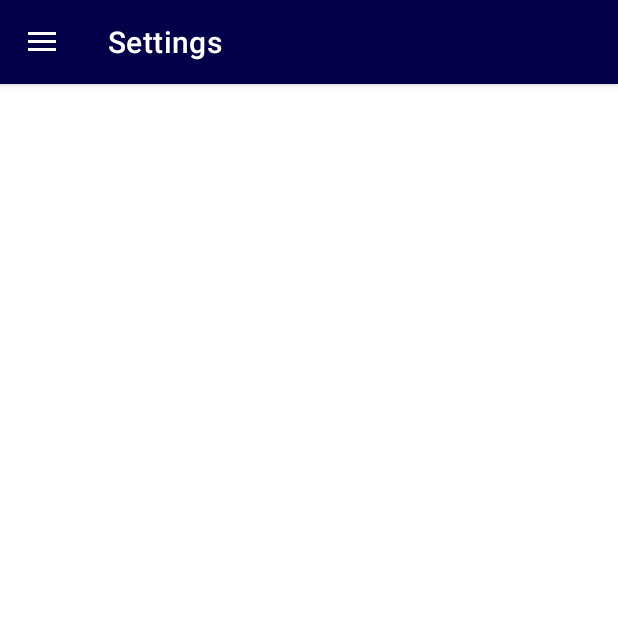
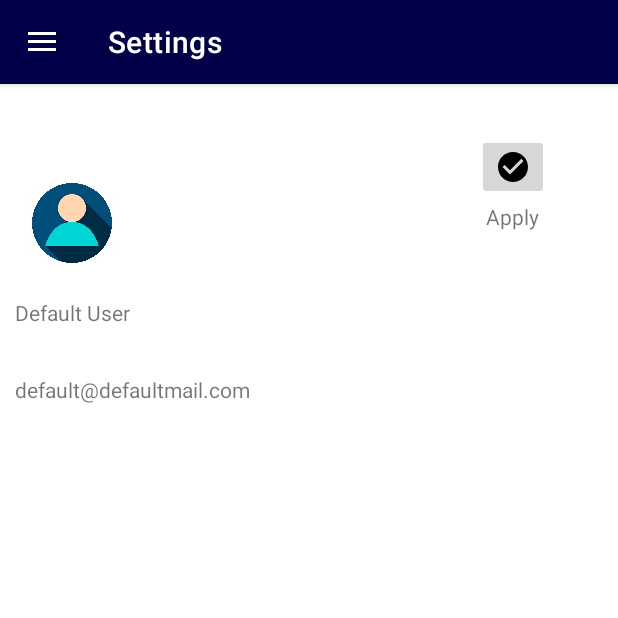
Before and after one commit to Ivandurann/TuneIn, an Android app: the screen it shows after launch (MainActivity), in the side drawer, after a tap on "Settings", on a phone screen of 412 x 824 dp, the top half of it. Run offline under Robolectric (Android 15) with nearby library versions, the light colour scheme and no system bars; our stand-ins replace navigation-ui.

Commit message:
Mas cambios

```diff
--- a/AUT2_03AplicacinFinalAndroid/app/src/main/AndroidManifest.xml
+++ b/AUT2_03AplicacinFinalAndroid/app/src/main/AndroidManifest.xml
@@ -43,5 +43,4 @@
                 android:value="" />
         </activity>
     </application>
-
 </manifest>
--- /dev/null
+++ b/AUT2_03AplicacinFinalAndroid/app/src/main/res/drawable/ic_baseline_check_circle_24.xml
@@ -0,0 +1,5 @@
+<vector android:height="24dp" android:tint="#000000"
+    android:viewportHeight="24" android:viewportWidth="24"
+    android:width="24dp" xmlns:android="http://schemas.android.com/apk/res/android">
+    <path android:fillColor="@android:color/white" android:pathData="M12,2C6.48,2 2,6.48 2,12s4.48,10 10,10 10,-4.48 10,-10S17.52,2 12,2zM10,17l-5,-5 1.41,-1.41L10,14.17l7.59,-7.59L19,8l-9,9z"/>
+</vector>
--- a/AUT2_03AplicacinFinalAndroid/app/src/main/res/layout/frag_view_settings.xml
+++ b/AUT2_03AplicacinFinalAndroid/app/src/main/res/layout/frag_view_settings.xml
@@ -6,4 +6,69 @@
     android:layout_height="match_parent"
     tools:context=".ui.settingsCode.SettingsFragment">
 
+    <LinearLayout
+        android:id="@+id/linearLayout"
+        android:layout_width="match_parent"
+        android:layout_height="200dp"
+        android:layout_margin="10dp"
+        android:orientation="vertical"
+        app:layout_constraintBottom_toBottomOf="parent"
+        app:layout_constraintTop_toTopOf="parent"
+        app:layout_constraintVertical_bias="0.242"
+        tools:layout_editor_absoluteX="0dp">
+
+        <TextView
+            android:id="@+id/usernameString"
+            android:layout_width="match_parent"
+            android:layout_height="wrap_content"
+            android:text="@string/usernameString" />
+
+        <Space
+            android:layout_width="match_parent"
+            android:layout_height="32dp" />
+
+        <TextView
+            android:id="@+id/emailString"
+            android:layout_width="match_parent"
+            android:layout_height="wrap_content"
+            android:text="@string/userEmailString" />
+    </LinearLayout>
+
+    <ImageView
+        android:id="@+id/imageView"
+        android:layout_width="64dp"
+        android:layout_height="64dp"
+        android:src="@drawable/usericon"
+        app:layout_constraintBottom_toBottomOf="parent"
+        app:layout_constraintEnd_toEndOf="parent"
+        app:layout_constraintHorizontal_bias="0.046"
+        app:layout_constraintStart_toStartOf="parent"
+        app:layout_constraintTop_toTopOf="parent"
+        app:layout_constraintVertical_bias="0.086" />
+
+    <ImageButton
+        android:id="@+id/imageButton"
+        android:layout_width="wrap_content"
+        android:layout_height="wrap_content"
+        android:src="@drawable/ic_baseline_check_circle_24"
+        app:layout_constraintBottom_toBottomOf="parent"
+        app:layout_constraintEnd_toEndOf="parent"
+        app:layout_constraintHorizontal_bias="0.873"
+        app:layout_constraintStart_toStartOf="parent"
+        app:layout_constraintTop_toTopOf="parent"
+        app:layout_constraintVertical_bias="0.046" />
+
+    <TextView
+        android:id="@+id/applyText"
+        android:layout_width="wrap_content"
+        android:layout_height="wrap_content"
+        android:text="Apply"
+        android:translationX="6dp"
+        app:layout_constraintBottom_toBottomOf="parent"
+        app:layout_constraintEnd_toEndOf="parent"
+        app:layout_constraintHorizontal_bias="0.845"
+        app:layout_constraintStart_toStartOf="parent"
+        app:layout_constraintTop_toTopOf="parent"
+        app:layout_constraintVertical_bias="0.105" />
+
 </androidx.constraintlayout.widget.ConstraintLayout>
--- a/AUT2_03AplicacinFinalAndroid/app/src/main/res/values/strings.xml
+++ b/AUT2_03AplicacinFinalAndroid/app/src/main/res/values/strings.xml
@@ -3,6 +3,11 @@
     <string name="navigation_drawer_open">Open navigation drawer</string>
     <string name="navigation_drawer_close">Close navigation drawer</string>
     <string name="action_settings">Settings</string>
+
+    <!-- User data -->
+    <string name="usernameString">Default User</string>
+    <string name="userEmailString">default@defaultmail.com</string>
+
 
     <!-- Fragment names   -->
     <string name="home_frag_name">Home</string>
```
